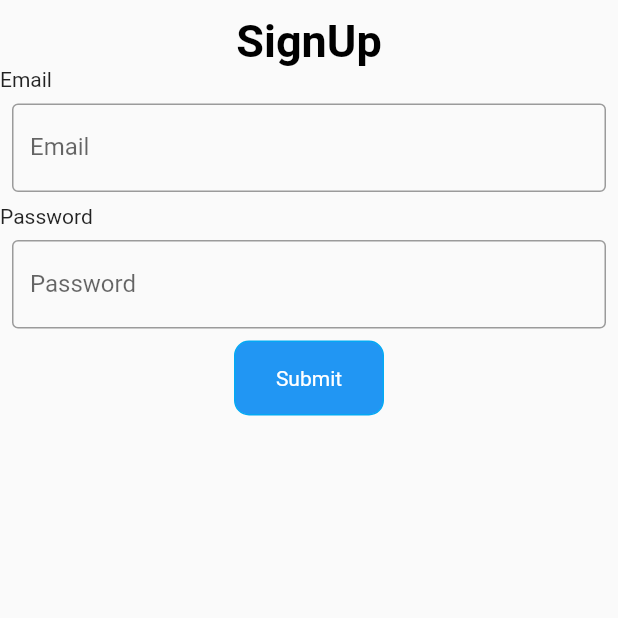
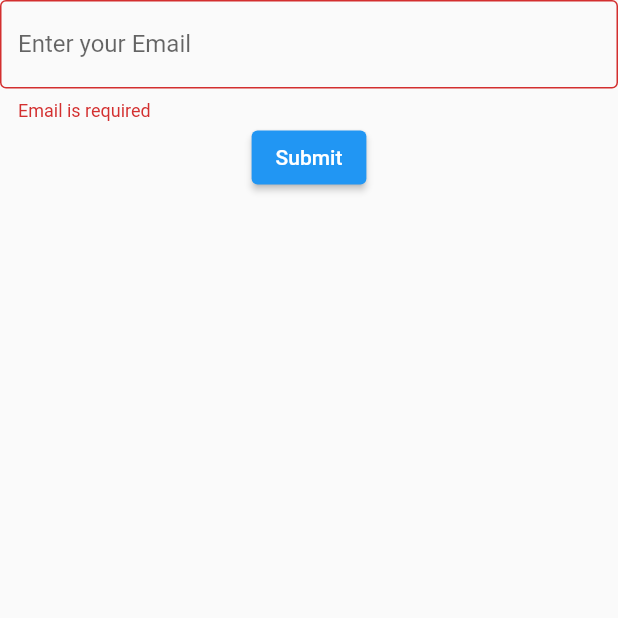
Before and after one commit to jaswinda/flutterDemo, a Flutter app: the screen it shows after launch, after a tap on "Submit", on a phone screen of 412 x 824 dp, the top half of it. Run offline on Flutter 3.47's test engine with Material 2 defaults, Android fonts, the phone set to English and light mode, and no system bars; our stand-ins replace get.

```diff
--- a/lib/controller/counter.dart
+++ /dev/null
@@ -1,8 +0,0 @@
-import 'package:get/get.dart';
-
-class Counter extends GetxController {
-  var count = 0.obs;
-  void increment() {
-    count++;
-  }
-}
--- /dev/null
+++ b/lib/controller/field_controller.dart
@@ -0,0 +1,14 @@
+import 'package:get/get.dart';
+
+class FieldController extends GetxController {
+  var errors = {}.obs;
+  var email = "".obs;
+
+  bool validateEmail(email) {
+    if (!email.toString().contains("@")) {
+      errors.value = {"email": "Email is not valid"};
+      return false;
+    }
+    return true;
+  }
+}
--- a/lib/main.dart
+++ b/lib/main.dart
@@ -6,6 +6,6 @@ void main() {
   runApp(MaterialApp(
       home: GetMaterialApp(
     title: "My First Flutter Project",
-    home: const HomeScreen(),
+    home: HomeScreen(),
   )));
 }
--- /dev/null
+++ b/lib/views/components/my_field.dart
@@ -0,0 +1,31 @@
+import 'package:flutter/material.dart';
+
+class MyField extends StatelessWidget {
+  final TextEditingController controller;
+  final String text;
+  final myValidator;
+  const MyField(
+      {Key? key,
+      required this.controller,
+      this.text = "Email",
+      this.myValidator})
+      : super(key: key);
+
+  @override
+  Widget build(BuildContext context) {
+    return TextFormField(
+      controller: controller,
+      obscureText: true,
+      decoration: InputDecoration(
+        labelText: 'Enter your $text',
+        border: const OutlineInputBorder(),
+      ),
+      validator: (value) {
+        if (value!.isEmpty) {
+          return "$text is required";
+        }
+        return myValidator(value);
+      },
+    );
+  }
+}
--- a/lib/views/pages/home_screen.dart
+++ b/lib/views/pages/home_screen.dart
@@ -1,99 +1,41 @@
 import 'package:flutter/material.dart';
-import 'package:get/get.dart';
-import 'package:my_first_flutter_project/views/components/my_button.dart';
-import '../../controller/counter.dart';
+import 'package:my_first_flutter_project/views/components/my_field.dart';
 
-class HomeScreen extends StatefulWidget {
-  const HomeScreen({Key? key}) : super(key: key);
-
-  @override
-  State<HomeScreen> createState() => _HomeScreenState();
-}
-
-class _HomeScreenState extends State<HomeScreen> {
-  final counter = Get.put(Counter());
+class HomeScreen extends StatelessWidget {
   final emailController = TextEditingController();
-  final passwordController = TextEditingController();
   final formKey = GlobalKey<FormState>();
+  HomeScreen({Key? key}) : super(key: key);
 
   @override
   Widget build(BuildContext context) {
-    return SafeArea(
-      child: Scaffold(
-          body: Form(
-        key: formKey,
-        child: Column(
-          children: [
-            const SizedBox(
-              height: 10,
-            ),
-            const Center(
-                child: Text(
-              "SignUp",
-              style: TextStyle(
-                fontSize: 30,
-                fontWeight: FontWeight.bold,
-                color: Colors.black,
+    return Scaffold(
+      body: SafeArea(
+        child: Form(
+          key: formKey,
+          child: Column(
+            children: [
+              MyField(
+                controller: emailController,
+                myValidator: (value) {
+                  if (!value.toString().contains("@")) {
+                    return "Email is not valid";
+                  }
+                  return null;
+                },
               ),
-            )),
-            _myField(label: "Email", controller: emailController),
-            _myField(
-                label: "Password",
-                obscureText: true,
-                controller: passwordController),
-            MyButton(
-              onTap: () {
-                var data = {
-                  "email": emailController.text,
-                  "password": passwordController.text
-                };
-                print(data);
-              },
-              text: "Submit",
-            )
-          ],
-        ),
-      )),
-    );
-  }
-
-  Widget _myField(
-      {label = "Email",
-      obscureText = false,
-      required TextEditingController controller}) {
-    return Column(
-      children: [
-        Align(
-          alignment: Alignment.centerLeft,
-          child: Text(label, textAlign: TextAlign.left),
-        ),
-        Padding(
-          padding: const EdgeInsets.all(8.0),
-          child: TextFormField(
-            controller: controller,
-            obscureText: obscureText,
-            decoration: InputDecoration(
-              border: const OutlineInputBorder(),
-              labelText: label,
-            ),
-            validator: (value) {
-              if (value == null) {
-                return "Please enter $label";
-              }
-              if (value.isEmpty) {
-                return "Please enter $label";
-              }
-              if (!value.contains("@")) {
-                return "Please enter a valid $label";
-              }
-              // if (value) {
-              //   return 'Please enter a valid email';
-              // }
-              return null;
-            },
+              ElevatedButton(
+                  onPressed: () {
+                    var isFormValid = formKey.currentState!.validate();
+                    if (isFormValid) {
+                      var data = {"email": emailController.text};
+                      print(data);
+                    }
+                  },
+                  child: const Text("Submit"))
+            ],
           ),
         ),
-      ],
+      ),
     );
   }
 }
```
Also changed, not shown: lib/views/pages/second_screen.dart (added, +40 -0 lines).
